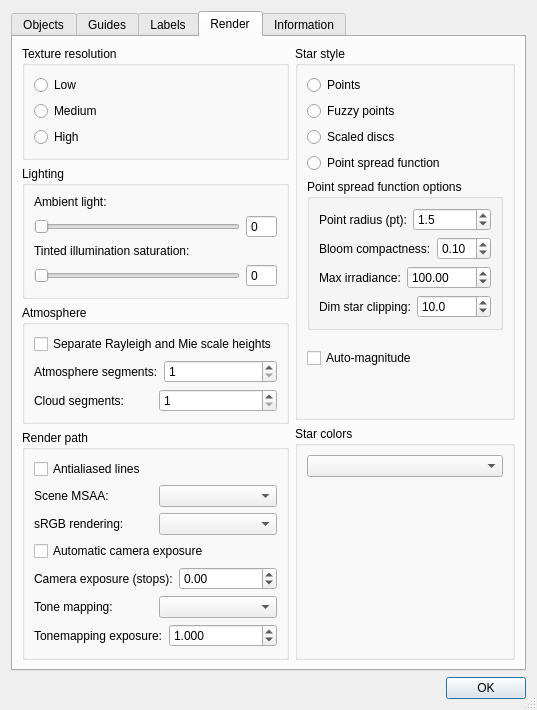
This is src/celestia/qt/preferences.ui in celestiamobile/Celestia as Qt 5 draws it before an edit. The edited form follows.
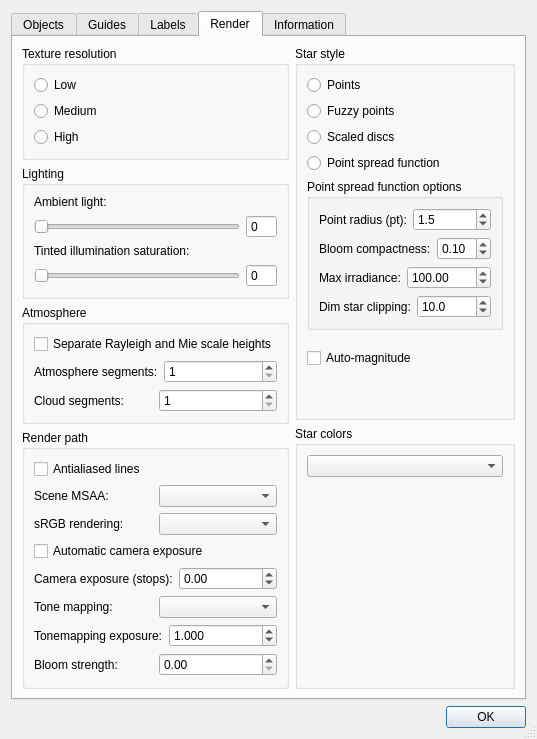
This is the edited form. The open tabs and pages were chosen to show the change.

Commit message: Add HDR bloom with the Froyok pipeline

The edit to the form file:
```diff
--- a/src/celestia/qt/preferences.ui
+++ b/src/celestia/qt/preferences.ui
@@ -1188,6 +1188,33 @@
               </item>
              </layout>
             </item>
+            <item>
+             <layout class="QHBoxLayout" name="horizontalLayout_bloomStrength">
+              <item>
+               <widget class="QLabel" name="bloomStrengthLabel">
+                <property name="text">
+                 <string>Bloom strength:</string>
+                </property>
+               </widget>
+              </item>
+              <item>
+               <widget class="QDoubleSpinBox" name="bloomStrengthSpinBox">
+                <property name="toolTip">
+                 <string>Blends the scene with HDR glow. Zero disables bloom; try 0.20. One shows only bloom. Requires linear rendering. Labels are unaffected.</string>
+                </property>
+                <property name="decimals">
+                 <number>2</number>
+                </property>
+                <property name="maximum">
+                 <double>1.000000000000000</double>
+                </property>
+                <property name="singleStep">
+                 <double>0.050000000000000</double>
+                </property>
+               </widget>
+              </item>
+             </layout>
+            </item>
             <item>
              <spacer name="verticalSpacer_13">
               <property name="orientation">
```
The commit also changes 25 other files.
